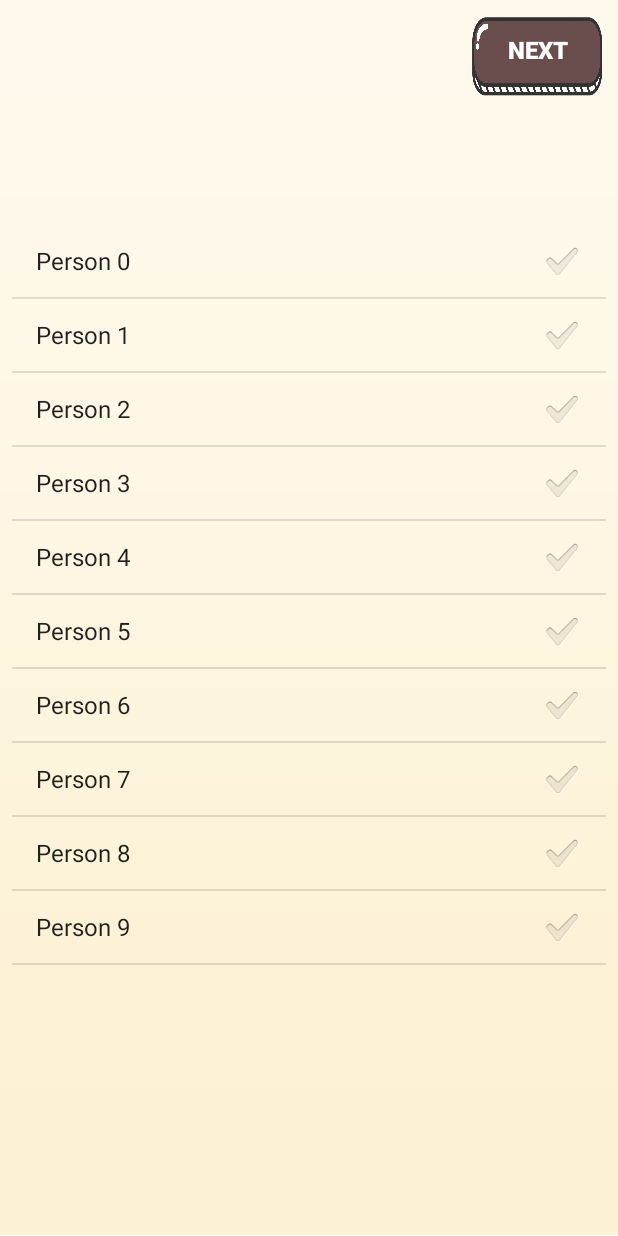
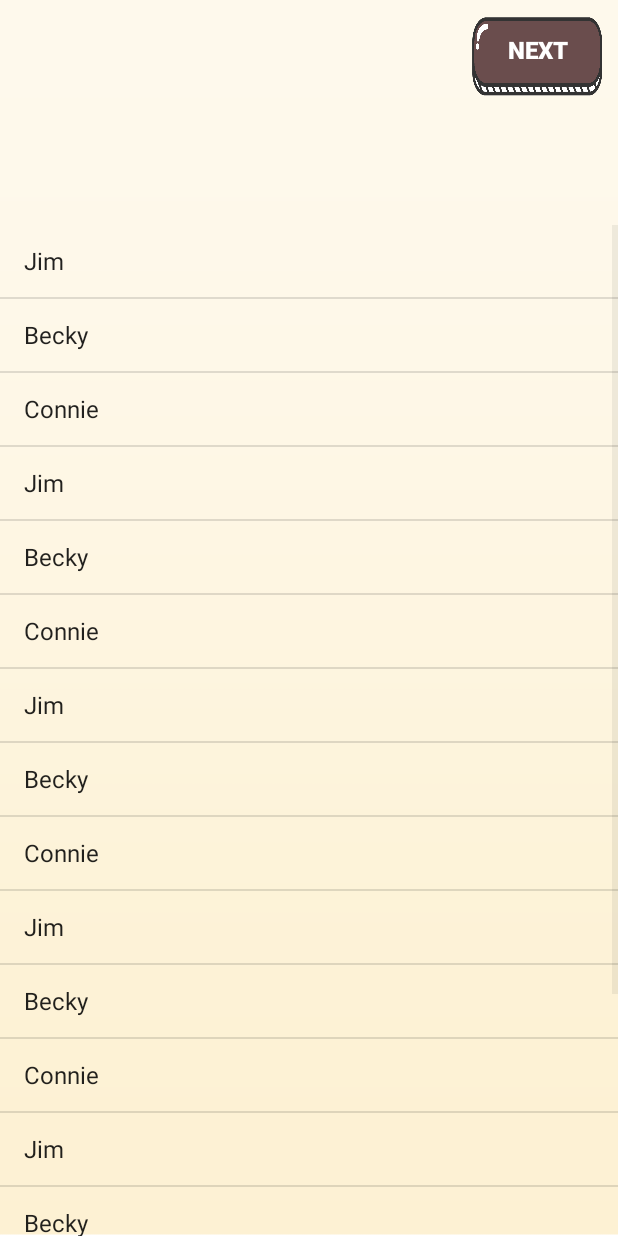
Before and after one commit to pudosha/Wasabee, an Android app: the NewChatPeopleActivity screen opened directly, with no data from a screen before it, on a phone screen of 412 x 824 dp. Run offline under Robolectric (Android 15) with nearby library versions, the phone set to English and light mode, and no system bars.

Commit message:
Started making peopleList in newChatPeopleActivity

```diff
--- a/app/src/main/java/com/example/wasabee/NewChatPeopleActivity.kt
+++ b/app/src/main/java/com/example/wasabee/NewChatPeopleActivity.kt
@@ -14,19 +14,37 @@ class NewChatPeopleActivity : AppCompatActivity() {
         super.onCreate(savedInstanceState)
         setContentView(R.layout.activity_new_chat_people)
 
+        val people = ArrayList<String>()
+        people.add("Jim")
+        people.add("Becky")
+        people.add("Connie")
+        people.add("Jim")
+        people.add("Becky")
+        people.add("Connie")
+        people.add("Jim")
+        people.add("Becky")
+        people.add("Connie")
+        people.add("Jim")
+        people.add("Becky")
+        people.add("Connie")
+        people.add("Jim")
+        people.add("Becky")
+        people.add("Connie")
+        people.add("Jim")
+        people.add("Becky")
+        people.add("Connie")
+
+        val peopleAdapter = ArrayAdapter<String>(this, android.R.layout.simple_list_item_1, people)
+
+        peopleList.adapter = peopleAdapter
+        peopleList.setOnItemClickListener {parent, view, position, id ->
+            people.removeAt(position)
+            peopleAdapter.notifyDataSetChanged()
+        }
+
         goToNext.setOnClickListener {
             startActivity(Intent(this, CreateChatActivity::class.java))
         }
-
-        val people = Array(10) {i -> "Person $i"}
-        val peopleAdapter = ArrayAdapter<String>(this, android.R.layout.simple_list_item_checked, people)
-        peopleList.adapter = peopleAdapter
-        peopleList.setOnItemClickListener {parent, view, position, id ->
-            (view as TextView).text = (view as TextView).text.toString() + ". checked"
-            //TODO: implement checkboxes to add and un-add people to new chat
-
-        }
-
     }
 
 
--- a/app/src/main/res/layout/activity_message_list.xml
+++ b/app/src/main/res/layout/activity_message_list.xml
@@ -45,7 +45,7 @@
             android:layout_width="match_parent"
             android:layout_height="match_parent" app:layout_constraintTop_toBottomOf="@+id/constraintLayout2"
             tools:layout_editor_absoluteX="16dp" app:layout_constraintBottom_toTopOf="@+id/layout_chatbox"
-            android:layout_marginTop="48dp" android:layout_marginBottom="48dp">
+            android:layout_marginBottom="48dp" android:layout_marginTop="25dp">
 
         <androidx.recyclerview.widget.RecyclerView
                 android:id="@+id/recyclerview_message_list"
--- a/app/src/main/res/layout/activity_new_chat_people.xml
+++ b/app/src/main/res/layout/activity_new_chat_people.xml
@@ -10,9 +10,9 @@
     <LinearLayout
             android:orientation="vertical"
             android:layout_width="match_parent"
-            android:layout_height="715dp" app:layout_constraintTop_toTopOf="parent"
+            android:layout_height="match_parent" app:layout_constraintTop_toTopOf="parent"
             android:layout_marginTop="150dp" app:layout_constraintStart_toStartOf="parent"
-            android:layout_marginStart="8dp" app:layout_constraintEnd_toEndOf="parent" android:layout_marginEnd="8dp">
+            app:layout_constraintEnd_toEndOf="parent">
         <ListView
                 android:layout_width="match_parent"
                 android:layout_height="match_parent" android:id="@+id/peopleList"/>
```
